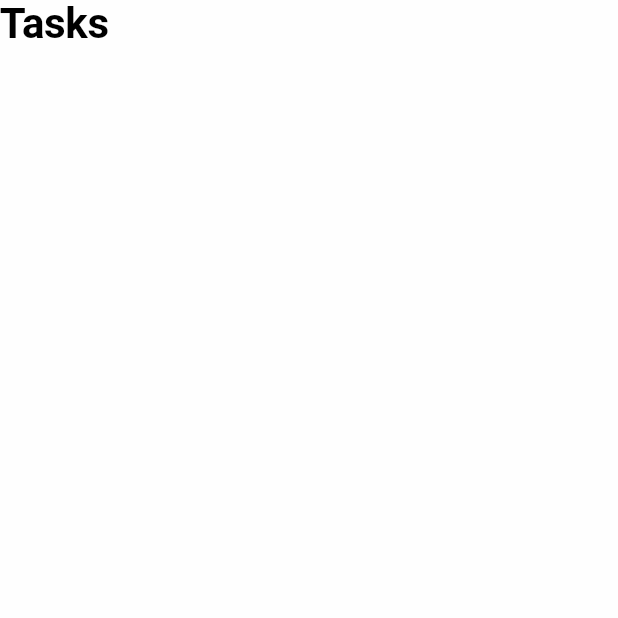
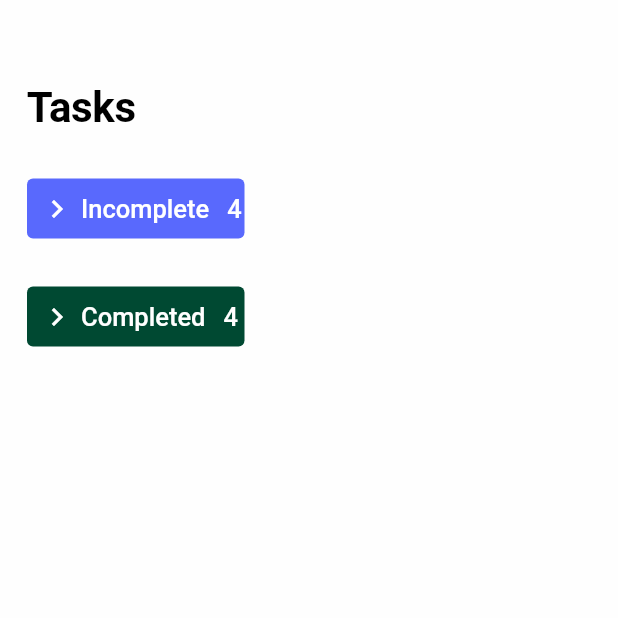
Before and after one commit to TaylorOkis/taskify, a Flutter app: the screen it shows after launch, on a phone screen of 412 x 824 dp, the top half of it. Run offline on Flutter 3.47's test engine with Material 3 defaults, Android fonts, the phone set to English and light mode, and no system bars.

Commit message:
Add Section Header Widgets

```diff
--- a/lib/UI/screens/home_screen.dart
+++ b/lib/UI/screens/home_screen.dart
@@ -1,4 +1,7 @@
 import 'package:flutter/material.dart';
+
+import '../../utils/constants/sizes.dart';
+import '../widgets/section_header.dart';
 
 class HomeScreen extends StatelessWidget {
   const HomeScreen({super.key});
@@ -6,10 +9,34 @@ class HomeScreen extends StatelessWidget {
   @override
   Widget build(BuildContext context) {
     return Scaffold(
-      body: Column(
-        children: [
-          Text('Tasks', style: Theme.of(context).textTheme.displayLarge),
-        ],
+      backgroundColor: Theme.of(context).colorScheme.surface,
+      body: SafeArea(
+        child: SingleChildScrollView(
+          child: Padding(
+            padding: const EdgeInsets.only(
+              top: TaskifySizes.appBarHeight,
+              bottom: TaskifySizes.large,
+              left: TaskifySizes.large,
+              right: TaskifySizes.large,
+            ),
+            child: Column(
+              crossAxisAlignment: CrossAxisAlignment.start,
+              children: [
+                Text('Tasks', style: Theme.of(context).textTheme.displayLarge),
+                const SizedBox(height: TaskifySizes.xsLarge),
+                SectionHeader(
+                  title: 'Incomplete',
+                  color: Theme.of(context).colorScheme.primary,
+                ),
+                const SizedBox(height: TaskifySizes.xsLarge),
+                SectionHeader(
+                  title: 'Completed',
+                  color: Theme.of(context).colorScheme.tertiary,
+                )
+              ],
+            ),
+          ),
+        ),
       ),
     );
   }
--- /dev/null
+++ b/lib/UI/widgets/section_header.dart
@@ -0,0 +1,53 @@
+import 'package:flutter/material.dart';
+
+import '../../utils/constants/colors.dart';
+import '../../utils/constants/sizes.dart';
+
+class SectionHeader extends StatelessWidget {
+  const SectionHeader({
+    super.key,
+    required this.color,
+    required this.title,
+  });
+
+  final Color color;
+  final String title;
+
+  @override
+  Widget build(BuildContext context) {
+    return Container(
+      width: TaskifySizes.sectionHeaderWidth,
+      height: TaskifySizes.sectionHeaderHeight,
+      decoration: BoxDecoration(
+        borderRadius: BorderRadius.circular(TaskifySizes.xsSmall),
+        color: color,
+      ),
+      child: Padding(
+        padding: const EdgeInsets.symmetric(
+          horizontal: TaskifySizes.xSmall,
+        ),
+        child: Expanded(
+          child: Row(
+            children: [
+              const Icon(
+                Icons.keyboard_arrow_right,
+                size: TaskifySizes.xLarge,
+                color: TaskifyColors.lightText,
+              ),
+              const SizedBox(width: TaskifySizes.xsSmall),
+              Text(
+                title,
+                style: Theme.of(context).textTheme.titleLarge,
+              ),
+              const SizedBox(width: TaskifySizes.small),
+              Text(
+                '4',
+                style: Theme.of(context).textTheme.titleLarge,
+              ),
+            ],
+          ),
+        ),
+      ),
+    );
+  }
+}
--- /dev/null
+++ b/lib/utils/constants/sizes.dart
@@ -0,0 +1,14 @@
+class TaskifySizes {
+  static const double xsSmall = 4.0;
+  static const double xSmall = 8.0;
+  static const double small = 12.0;
+  static const double medium = 14.0;
+  static const double regular = 16.0;
+  static const double large = 18.0;
+  static const double xLarge = 24.0;
+  static const double xsLarge = 32.0;
+
+  static const double appBarHeight = 56.0;
+  static const double sectionHeaderHeight = 40.0;
+  static const double sectionHeaderWidth = 145.0;
+}
--- a/lib/utils/theme/custom/text_theme.dart
+++ b/lib/utils/theme/custom/text_theme.dart
@@ -11,10 +11,10 @@ class TaskifyTextTheme {
       fontWeight: FontWeight.w600,
       color: TaskifyColors.darkText,
     ),
-    titleMedium: TextStyle(
+    titleLarge: TextStyle(
       fontSize: 17,
       fontWeight: FontWeight.w500,
-      color: TaskifyColors.darkText,
+      color: TaskifyColors.lightText,
     ),
     bodyMedium: TextStyle(
       fontSize: 17,
@@ -29,7 +29,7 @@ class TaskifyTextTheme {
       fontWeight: FontWeight.w600,
       color: TaskifyColors.lightText,
     ),
-    titleMedium: TextStyle(
+    titleLarge: TextStyle(
       fontSize: 17,
       fontWeight: FontWeight.w500,
       color: TaskifyColors.lightText,
```
